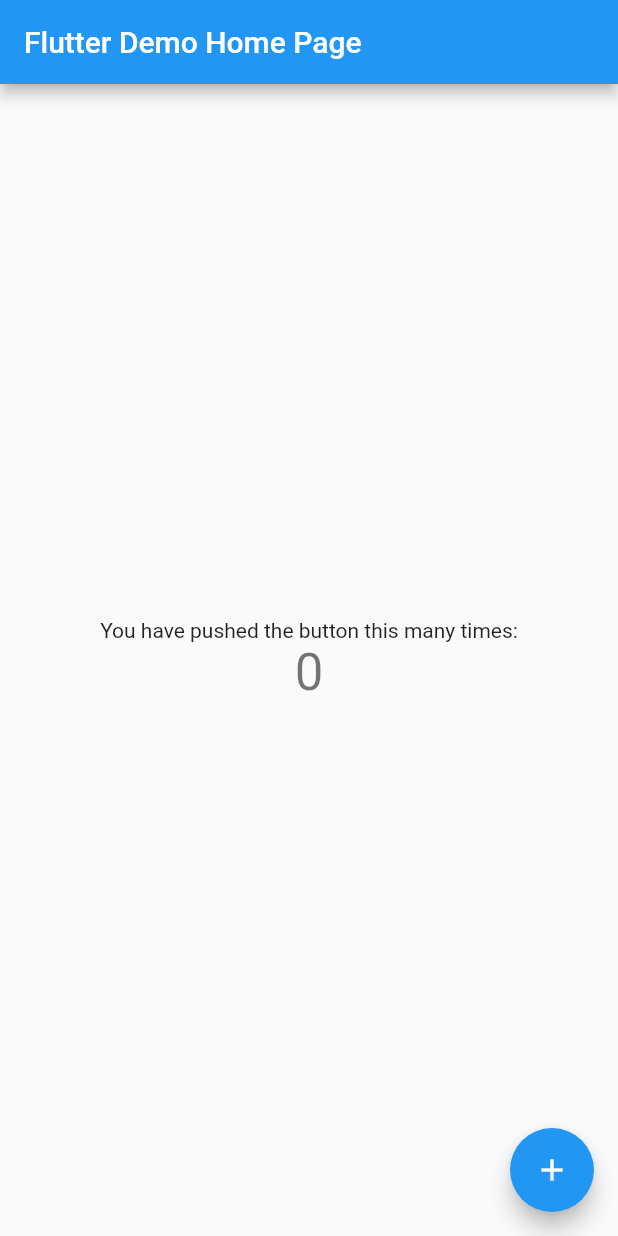
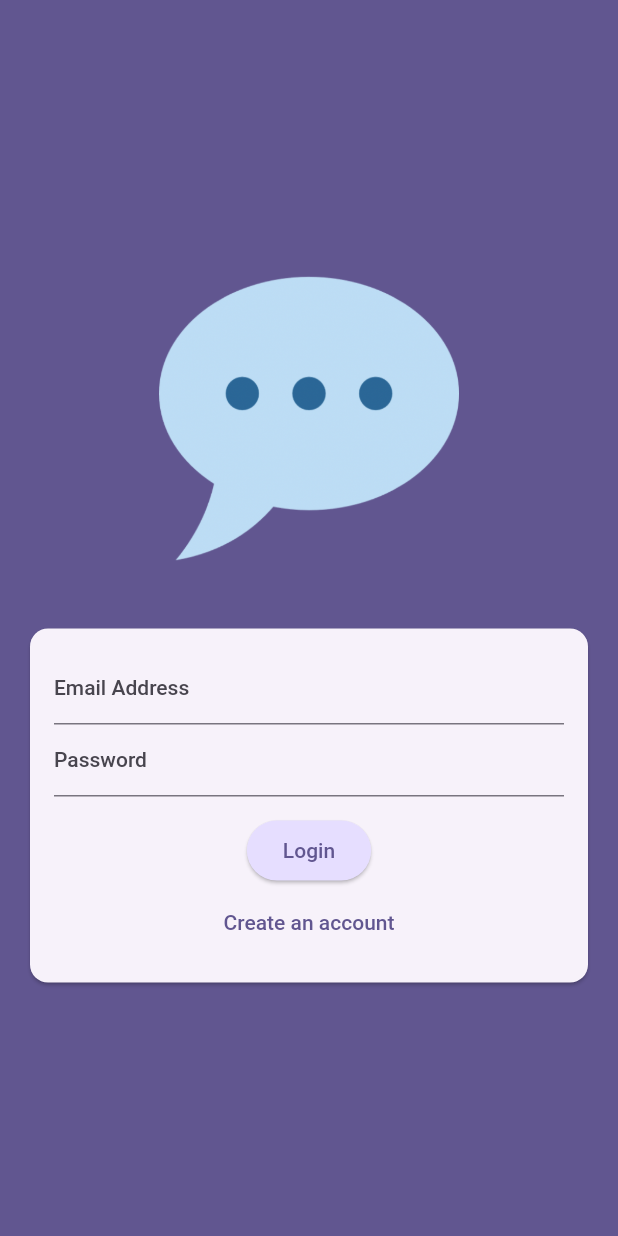
Before and after one commit to jasperoblepias/chat_app, a Flutter app: the screen it shows after launch, on a phone screen of 412 x 824 dp. Run offline on Flutter 3.47's test engine with Material 2 defaults, Android fonts, the phone set to English and light mode, and no system bars; our stand-ins replace firebase_core; accounts and stored records are empty.

```diff
--- a/lib/main.dart
+++ b/lib/main.dart
@@ -1,115 +1,23 @@
+import 'package:chat_app/screens/auth.dart';
 import 'package:flutter/material.dart';
 
 void main() {
-  runApp(const MyApp());
+  runApp(const App());
 }
 
-class MyApp extends StatelessWidget {
-  const MyApp({super.key});
+class App extends StatelessWidget {
+  const App({super.key});
 
-  // This widget is the root of your application.
   @override
   Widget build(BuildContext context) {
     return MaterialApp(
-      title: 'Flutter Demo',
-      theme: ThemeData(
-        // This is the theme of your application.
-        //
-        // Try running your application with "flutter run". You'll see the
-        // application has a blue toolbar. Then, without quitting the app, try
-        // changing the primarySwatch below to Colors.green and then invoke
-        // "hot reload" (press "r" in the console where you ran "flutter run",
-        // or simply save your changes to "hot reload" in a Flutter IDE).
-        // Notice that the counter didn't reset back to zero; the application
-        // is not restarted.
-        primarySwatch: Colors.blue,
+      title: 'FlutterChat',
+      theme: ThemeData().copyWith(
+        useMaterial3: true,
+        colorScheme: ColorScheme.fromSeed(
+            seedColor: const Color.fromARGB(255, 63, 17, 177)),
       ),
-      home: const MyHomePage(title: 'Flutter Demo Home Page'),
+      home: const AuthScreen(),
     );
   }
 }
-
-class MyHomePage extends StatefulWidget {
-  const MyHomePage({super.key, required this.title});
-
-  // This widget is the home page of your application. It is stateful, meaning
-  // that it has a State object (defined below) that contains fields that affect
-  // how it looks.
-
-  // This class is the configuration for the state. It holds the values (in this
-  // case the title) provided by the parent (in this case the App widget) and
-  // used by the build method of the State. Fields in a Widget subclass are
-  // always marked "final".
-
-  final String title;
-
-  @override
-  State<MyHomePage> createState() => _MyHomePageState();
-}
-
-class _MyHomePageState extends State<MyHomePage> {
-  int _counter = 0;
-
-  void _incrementCounter() {
-    setState(() {
-      // This call to setState tells the Flutter framework that something has
-      // changed in this State, which causes it to rerun the build method below
-      // so that the display can reflect the updated values. If we changed
-      // _counter without calling setState(), then the build method would not be
-      // called again, and so nothing would appear to happen.
-      _counter++;
-    });
-  }
-
-  @override
-  Widget build(BuildContext context) {
-    // This method is rerun every time setState is called, for instance as done
-    // by the _incrementCounter method above.
-    //
-    // The Flutter framework has been optimized to make rerunning build methods
-    // fast, so that you can just rebuild anything that needs updating rather
-    // than having to individually change instances of widgets.
-    return Scaffold(
-      appBar: AppBar(
-        // Here we take the value from the MyHomePage object that was created by
-        // the App.build method, and use it to set our appbar title.
-        title: Text(widget.title),
-      ),
-      body: Center(
-        // Center is a layout widget. It takes a single child and positions it
-        // in the middle of the parent.
-        child: Column(
-          // Column is also a layout widget. It takes a list of children and
-          // arranges them vertically. By default, it sizes itself to fit its
-          // children horizontally, and tries to be as tall as its parent.
-          //
-          // Invoke "debug painting" (press "p" in the console, choose the
-          // "Toggle Debug Paint" action from the Flutter Inspector in Android
-          // Studio, or the "Toggle Debug Paint" command in Visual Studio Code)
-          // to see the wireframe for each widget.
-          //
-          // Column has various properties to control how it sizes itself and
-          // how it positions its children. Here we use mainAxisAlignment to
-          // center the children vertically; the main axis here is the vertical
-          // axis because Columns are vertical (the cross axis would be
-          // horizontal).
-          mainAxisAlignment: MainAxisAlignment.center,
-          children: <Widget>[
-            const Text(
-              'You have pushed the button this many times:',
-            ),
-            Text(
-              '$_counter',
-              style: Theme.of(context).textTheme.headlineMedium,
-            ),
-          ],
-        ),
-      ),
-      floatingActionButton: FloatingActionButton(
-        onPressed: _incrementCounter,
-        tooltip: 'Increment',
-        child: const Icon(Icons.add),
-      ), // This trailing comma makes auto-formatting nicer for build methods.
-    );
-  }
-}
--- /dev/null
+++ b/lib/screens/auth.dart
@@ -0,0 +1,114 @@
+import 'package:flutter/material.dart';
+import 'package:flutter/widgets.dart';
+
+class AuthScreen extends StatefulWidget {
+  const AuthScreen({super.key});
+
+  @override
+  State<AuthScreen> createState() {
+    return _AuthScreenState();
+  }
+}
+
+class _AuthScreenState extends State<AuthScreen> {
+  final _formKey = GlobalKey<FormState>();
+
+  var _isLogin = true;
+  var _enteredEmail = '';
+  var _enteredPassword = '';
+
+  void _submit(){
+    final isValid = _formKey.currentState!.validate();
+    if(isValid){
+      _formKey.currentState!.save();
+    }
+  }
+
+  @override
+  Widget build(BuildContext context) {
+    return Scaffold(
+      backgroundColor: Theme.of(context).colorScheme.primary,
+      body: Center(
+        child: SingleChildScrollView(
+          child: Column(
+            mainAxisAlignment: MainAxisAlignment.center,
+            children: [
+              Container(
+                margin: const EdgeInsets.only(
+                  top: 30,
+                  bottom: 20,
+                  left: 20,
+                  right: 20,
+                ),
+                width: 200,
+                child: Image.asset('lib/assets/images/chat.png'),
+              ),
+              Card(
+                margin: const EdgeInsets.all(20),
+                child: SingleChildScrollView(
+                  child: Padding(
+                    padding: const EdgeInsets.all(16),
+                    child: Form(
+                      key: _formKey,
+                      child: Column(
+                        mainAxisSize: MainAxisSize.min,
+                        children: [
+                          TextFormField(
+                            decoration: const InputDecoration(
+                              labelText: 'Email Address',
+                            ),
+                            keyboardType: TextInputType.emailAddress,
+                            autocorrect: false,
+                            textCapitalization: TextCapitalization.none,
+                            validator: (value) => value == null ||
+                                    value.trim().isEmpty ||
+                                    !value.contains('@')
+                                ? 'Please enter a valid email address.'
+                                : null,
+                                onSaved: (newValue) => _enteredEmail = newValue!,
+                          ),
+                          TextFormField(
+                            decoration: const InputDecoration(
+                              labelText: 'Password',
+                            ),
+                            obscureText: true,
+                            validator: (value) => value == null ||
+                                    value.trim().length <6
+                                ? 'Password must be atleast 6 characters long.'
+                                : null,
+                                onSaved: (newValue) => _enteredPassword = newValue!,
+                          ),
+                          const SizedBox(
+                            height: 12,
+                          ),
+                          ElevatedButton(
+                            onPressed: _submit,
+                            style: ElevatedButton.styleFrom(
+                                backgroundColor: Theme.of(context)
+                                    .colorScheme
+                                    .primaryContainer),
+                            child: Text(_isLogin ? 'Login' : 'Signup'),
+                          ),
+                          TextButton(
+                            onPressed: () {
+                              setState(() {
+                                _isLogin = !_isLogin;
+                              });
+                            },
+                            child: Text(_isLogin
+                                ? 'Create an account'
+                                : 'I already have an account.'),
+                          ),
+                        ],
+                      ),
+                    ),
+                  ),
+                ),
+              ),
+            ],
+          ),
+        ),
+      ),
+    );
+  }
+}
--- a/pubspec.yaml
+++ b/pubspec.yaml
@@ -35,6 +35,7 @@ dependencies:
   # The following adds the Cupertino Icons font to your application.
   # Use with the CupertinoIcons class for iOS style icons.
   cupertino_icons: ^1.0.2
+  firebase_auth: ^4.5.0
 
 dev_dependencies:
   flutter_test:
@@ -59,8 +60,8 @@ flutter:
   uses-material-design: true
 
   # To add assets to your application, add an assets section, like this:
-  # assets:
-  #   - images/a_dot_burr.jpeg
+  assets:
+    - lib/assets/images/chat.png
   #   - images/a_dot_ham.jpeg
 
   # An image asset can refer to one or more resolution-specific "variants", see
```
Also changed, not shown: lib/assets/images/chat.png (added), lib/firebase_options.dart (added), pubspec.lock, 9 other files.
